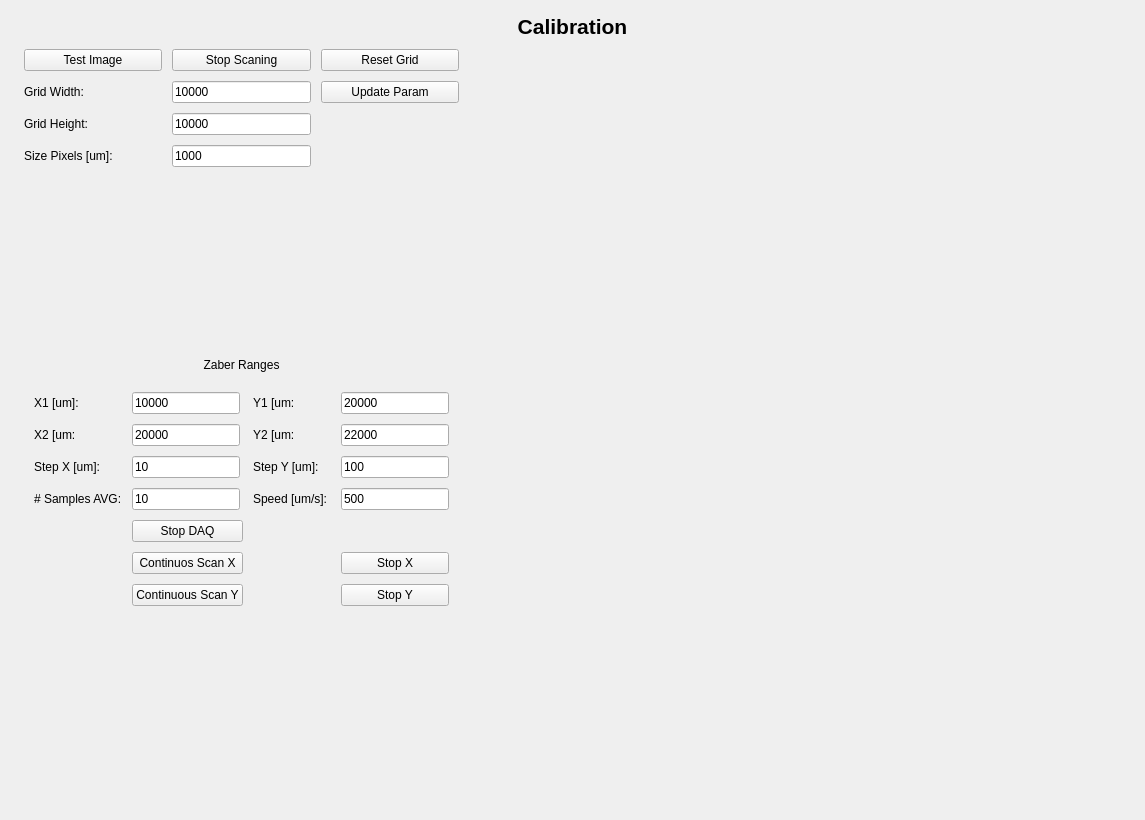
Qt form gui/uis/pages/main_pages.ui (SSierraAl/Flow-Citometry-OFI) before a commit.
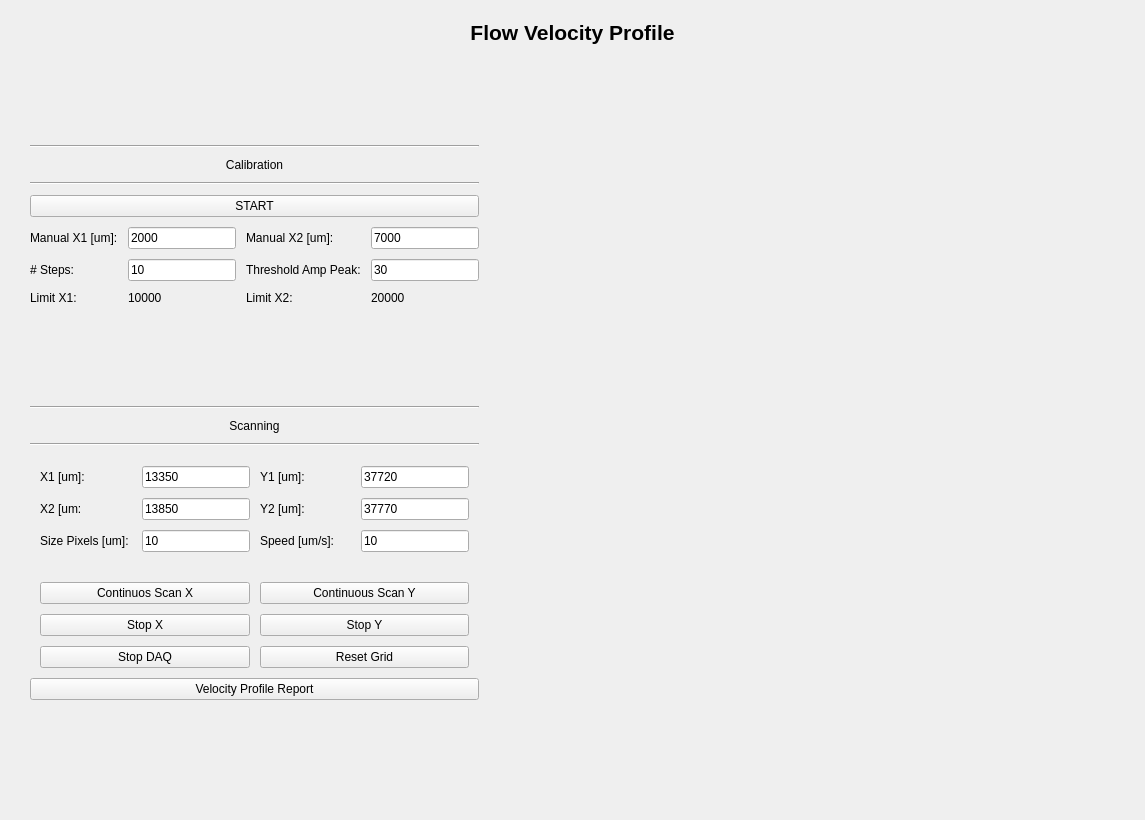
The same form after that commit. The open tabs and pages were chosen to show the change.

```diff
--- a/gui/uis/pages/main_pages.ui
+++ b/gui/uis/pages/main_pages.ui
@@ -13,26 +13,11 @@
   <property name="windowTitle">
    <string>Form</string>
   </property>
-  <layout class="QVBoxLayout" name="main_pages_layout">
-   <property name="spacing">
-    <number>0</number>
-   </property>
-   <property name="leftMargin">
-    <number>5</number>
-   </property>
-   <property name="topMargin">
-    <number>5</number>
-   </property>
-   <property name="rightMargin">
-    <number>5</number>
-   </property>
-   <property name="bottomMargin">
-    <number>5</number>
-   </property>
+  <layout class="QVBoxLayout" name="verticalLayout">
    <item>
     <widget class="QStackedWidget" name="pages">
      <property name="currentIndex">
-      <number>1</number>
+      <number>3</number>
      </property>
      <widget class="QWidget" name="page_1">
       <property name="styleSheet">
@@ -1386,7 +1371,7 @@
           <number>0</number>
          </property>
          <item>
-          <widget class="QLabel" name="label_13">
+          <widget class="QLabel" name="label_44">
            <property name="sizePolicy">
             <sizepolicy hsizetype="Preferred" vsizetype="Fixed">
              <horstretch>0</horstretch>
@@ -1394,7 +1379,7 @@
             </sizepolicy>
            </property>
            <property name="text">
-            <string>&lt;html&gt;&lt;head/&gt;&lt;body&gt;&lt;p align=&quot;center&quot;&gt;&lt;span style=&quot; font-size:16pt; font-weight:600;&quot;&gt;Calibration&lt;/span&gt;&lt;/p&gt;&lt;/body&gt;&lt;/html&gt;</string>
+            <string>&lt;html&gt;&lt;head/&gt;&lt;body&gt;&lt;p align=&quot;center&quot;&gt;&lt;span style=&quot; font-size:16pt; font-weight:700;&quot;&gt;Flow Velocity Profile&lt;/span&gt;&lt;/p&gt;&lt;/body&gt;&lt;/html&gt;</string>
            </property>
           </widget>
          </item>
@@ -1423,109 +1408,75 @@
              <property name="sizeConstraint">
               <enum>QLayout::SetFixedSize</enum>
              </property>
+             <item>
+              <spacer name="verticalSpacer_10">
+               <property name="orientation">
+                <enum>Qt::Vertical</enum>
+               </property>
+               <property name="sizeHint" stdset="0">
+                <size>
+                 <width>20</width>
+                 <height>40</height>
+                </size>
+               </property>
+              </spacer>
+             </item>
+             <item>
+              <widget class="Line" name="line_15">
+               <property name="orientation">
+                <enum>Qt::Horizontal</enum>
+               </property>
+              </widget>
+             </item>
+             <item>
+              <widget class="QLabel" name="label_45">
+               <property name="text">
+                <string>Calibration</string>
+               </property>
+               <property name="alignment">
+                <set>Qt::AlignCenter</set>
+               </property>
+              </widget>
+             </item>
+             <item>
+              <widget class="Line" name="line_16">
+               <property name="orientation">
+                <enum>Qt::Horizontal</enum>
+               </property>
+              </widget>
+             </item>
+             <item>
+              <widget class="QPushButton" name="Vel_Start_Calib">
+               <property name="text">
+                <string>START</string>
+               </property>
+              </widget>
+             </item>
              <item>
               <layout class="QGridLayout" name="gridLayout_5">
                <property name="sizeConstraint">
                 <enum>QLayout::SetFixedSize</enum>
                </property>
-               <item row="0" column="2">
-                <widget class="QPushButton" name="Calib_Stop_Scan_but">
+               <item row="2" column="1">
+                <widget class="QLineEdit" name="Vel_Steps_Calib">
                  <property name="sizePolicy">
-                  <sizepolicy hsizetype="Minimum" vsizetype="Fixed">
+                  <sizepolicy hsizetype="Fixed" vsizetype="Fixed">
                    <horstretch>0</horstretch>
                    <verstretch>0</verstretch>
                   </sizepolicy>
                  </property>
                  <property name="text">
-                  <string>Stop Scaning</string>
+                  <string>10</string>
                  </property>
                 </widget>
                </item>
-               <item row="0" column="3">
-                <widget class="QPushButton" name="Calib_Reset_Scan_but">
-                 <property name="sizePolicy">
-                  <sizepolicy hsizetype="Minimum" vsizetype="Fixed">
-                   <horstretch>0</horstretch>
-                   <verstretch>0</verstretch>
-                  </sizepolicy>
-                 </property>
-                 <property name="text">
-                  <string>Reset Grid</string>
-                 </property>
-                </widget>
-               </item>
-               <item row="3" column="2">
-                <widget class="QLineEdit" name="lineEdit_Pixel_size">
-                 <property name="sizePolicy">
-                  <sizepolicy hsizetype="Minimum" vsizetype="Fixed">
-                   <horstretch>0</horstretch>
-                   <verstretch>0</verstretch>
-                  </sizepolicy>
-                 </property>
-                 <property name="text">
-                  <string>1000</string>
-                 </property>
-                </widget>
-               </item>
-               <item row="3" column="0">
-                <widget class="QLabel" name="label_32">
-                 <property name="sizePolicy">
-                  <sizepolicy hsizetype="Minimum" vsizetype="Preferred">
-                   <horstretch>0</horstretch>
-                   <verstretch>0</verstretch>
-                  </sizepolicy>
-                 </property>
-                 <property name="text">
-                  <string>Size Pixels [um]:</string>
-                 </property>
-                </widget>
-               </item>
-               <item row="1" column="3">
-                <widget class="QPushButton" name="update_param_scan_but">
-                 <property name="text">
-                  <string>Update Param</string>
-                 </property>
-                </widget>
-               </item>
-               <item row="0" column="0">
-                <widget class="QPushButton" name="Calib_Start_Scan_but">
-                 <property name="sizePolicy">
-                  <sizepolicy hsizetype="Minimum" vsizetype="Fixed">
-                   <horstretch>0</horstretch>
-                   <verstretch>0</verstretch>
-                  </sizepolicy>
-                 </property>
-                 <property name="text">
-                  <string>Test Image</string>
-                 </property>
-                </widget>
-               </item>
-               <item row="1" column="2">
-                <widget class="QLineEdit" name="lineEdit_Grid_Wsize">
-                 <property name="sizePolicy">
-                  <sizepolicy hsizetype="Minimum" vsizetype="Fixed">
-                   <horstretch>0</horstretch>
-                   <verstretch>0</verstretch>
-                  </sizepolicy>
-                 </property>
+               <item row="3" column="1">
+                <widget class="QLabel" name="Vel_Limit_X1">
                  <property name="text">
                   <string>10000</string>
                  </property>
                 </widget>
                </item>
-               <item row="1" column="0">
-                <widget class="QLabel" name="label_30">
-                 <property name="sizePolicy">
-                  <sizepolicy hsizetype="Minimum" vsizetype="Fixed">
-                   <horstretch>0</horstretch>
-                   <verstretch>0</verstretch>
-                  </sizepolicy>
-                 </property>
-                 <property name="text">
-                  <string>Grid Width:</string>
-                 </property>
-                </widget>
-               </item>
                <item row="2" column="0">
                 <widget class="QLabel" name="label_31">
                  <property name="sizePolicy">
@@ -1535,12 +1486,38 @@
                   </sizepolicy>
                  </property>
                  <property name="text">
-                  <string>Grid Height:</string>
+                  <string># Steps:</string>
+                 </property>
+                </widget>
+               </item>
+               <item row="1" column="1">
+                <widget class="QLineEdit" name="Vel_Manual_X1">
+                 <property name="sizePolicy">
+                  <sizepolicy hsizetype="Fixed" vsizetype="Fixed">
+                   <horstretch>0</horstretch>
+                   <verstretch>0</verstretch>
+                  </sizepolicy>
+                 </property>
+                 <property name="text">
+                  <string>2000</string>
+                 </property>
+                </widget>
+               </item>
+               <item row="1" column="0">
+                <widget class="QLabel" name="label_30">
+                 <property name="sizePolicy">
+                  <sizepolicy hsizetype="Minimum" vsizetype="Fixed">
+                   <horstretch>0</horstretch>
+                   <verstretch>0</verstretch>
+                  </sizepolicy>
+                 </property>
+                 <property name="text">
+                  <string>Manual X1 [um]:</string>
                  </property>
                 </widget>
                </item>
                <item row="2" column="2">
-                <widget class="QLineEdit" name="lineEdit_Grid_Hsize">
+                <widget class="QLabel" name="label_47">
                  <property name="sizePolicy">
                   <sizepolicy hsizetype="Minimum" vsizetype="Fixed">
                    <horstretch>0</horstretch>
@@ -1548,7 +1525,79 @@
                   </sizepolicy>
                  </property>
                  <property name="text">
-                  <string>10000</string>
+                  <string>Threshold Amp Peak:</string>
+                 </property>
+                </widget>
+               </item>
+               <item row="3" column="2">
+                <widget class="QLabel" name="label_48">
+                 <property name="sizePolicy">
+                  <sizepolicy hsizetype="Minimum" vsizetype="Fixed">
+                   <horstretch>0</horstretch>
+                   <verstretch>0</verstretch>
+                  </sizepolicy>
+                 </property>
+                 <property name="text">
+                  <string>Limit X2:</string>
+                 </property>
+                </widget>
+               </item>
+               <item row="1" column="2">
+                <widget class="QLabel" name="label_46">
+                 <property name="sizePolicy">
+                  <sizepolicy hsizetype="Minimum" vsizetype="Fixed">
+                   <horstretch>0</horstretch>
+                   <verstretch>0</verstretch>
+                  </sizepolicy>
+                 </property>
+                 <property name="text">
+                  <string>Manual X2 [um]:</string>
+                 </property>
+                </widget>
+               </item>
+               <item row="3" column="0">
+                <widget class="QLabel" name="label_32">
+                 <property name="sizePolicy">
+                  <sizepolicy hsizetype="Minimum" vsizetype="Preferred">
+                   <horstretch>0</horstretch>
+                   <verstretch>0</verstretch>
+                  </sizepolicy>
+                 </property>
+                 <property name="text">
+                  <string>Limit X1:</string>
+                 </property>
+                </widget>
+               </item>
+               <item row="1" column="3">
+                <widget class="QLineEdit" name="Vel_Manual_X2">
+                 <property name="sizePolicy">
+                  <sizepolicy hsizetype="Fixed" vsizetype="Fixed">
+                   <horstretch>0</horstretch>
+                   <verstretch>0</verstretch>
+                  </sizepolicy>
+                 </property>
+                 <property name="text">
+                  <string>7000</string>
+                 </property>
+                </widget>
+               </item>
+               <item row="2" column="3">
+                <widget class="QLineEdit" name="Vel_Threshold_Peak">
+                 <property name="sizePolicy">
+                  <sizepolicy hsizetype="Fixed" vsizetype="Fixed">
+                   <horstretch>0</horstretch>
+                   <verstretch>0</verstretch>
+                  </sizepolicy>
+                 </property>
+                 <property name="text">
+                  <string>30</string>
+                 </property>
+                </widget>
+               </item>
+               <item row="3" column="3">
+                <widget class="QLabel" name="Vel_Limit_X2">
+                 <property name="text">
+                  <string>20000</string>
                  </property>
                 </widget>
                </item>
@@ -1568,9 +1617,16 @@
               </spacer>
              </item>
              <item>
-              <widget class="QLabel" name="label_37">
+              <widget class="Line" name="line_17">
+               <property name="orientation">
+                <enum>Qt::Horizontal</enum>
+               </property>
+              </widget>
+             </item>
+             <item>
+              <widget class="QLabel" name="label_49">
                <property name="text">
-                <string>Zaber Ranges</string>
+                <string>Scanning</string>
                </property>
                <property name="alignment">
                 <set>Qt::AlignCenter</set>
@@ -1578,7 +1634,14 @@
               </widget>
              </item>
              <item>
-              <layout class="QGridLayout" name="gridLayout_7" rowminimumheight="0,0,0,0,0,0,0,0" columnminimumwidth="0,0,0,0,0">
+              <widget class="Line" name="line_18">
+               <property name="orientation">
+                <enum>Qt::Horizontal</enum>
+               </property>
+              </widget>
+             </item>
+             <item>
+              <layout class="QGridLayout" name="gridLayout_7">
                <property name="sizeConstraint">
                 <enum>QLayout::SetFixedSize</enum>
                </property>
@@ -1598,15 +1661,9 @@
                 <number>10</number>
                </property>
                <item row="0" column="2">
-                <widget class="QLineEdit" name="lineEdit_x1_scan">
-                 <property name="sizePolicy">
-                  <sizepolicy hsizetype="Fixed" vsizetype="Fixed">
-                   <horstretch>0</horstretch>
-                   <verstretch>0</verstretch>
-                  </sizepolicy>
-                 </property>
+                <widget class="QLabel" name="label_35">
                  <property name="text">
-                  <string>10000</string>
+                  <string>Y1 [um]:</string>
                  </property>
                 </widget>
                </item>
@@ -1617,8 +1674,8 @@
                  </property>
                 </widget>
                </item>
-               <item row="1" column="4">
-                <widget class="QLineEdit" name="lineEdit_y2_scan">
+               <item row="0" column="3">
+                <widget class="QLineEdit" name="lineEdit_y1_scan_2">
                  <property name="sizePolicy">
                   <sizepolicy hsizetype="Fixed" vsizetype="Fixed">
                    <horstretch>0</horstretch>
@@ -1626,12 +1683,12 @@
                   </sizepolicy>
                  </property>
                  <property name="text">
-                  <string>22000</string>
+                  <string>37720</string>
                  </property>
                 </widget>
                </item>
-               <item row="4" column="2">
-                <widget class="QLineEdit" name="lineEdit_scamples_avg_scan">
+               <item row="2" column="3">
+                <widget class="QLineEdit" name="lineEdit_speed_ums">
                  <property name="sizePolicy">
                   <sizepolicy hsizetype="Fixed" vsizetype="Fixed">
                    <horstretch>0</horstretch>
@@ -1643,35 +1700,75 @@
                  </property>
                 </widget>
                </item>
+               <item row="2" column="1">
+                <widget class="QLineEdit" name="lineEdit_Pixel_size">
+                 <property name="sizePolicy">
+                  <sizepolicy hsizetype="Minimum" vsizetype="Fixed">
+                   <horstretch>0</horstretch>
+                   <verstretch>0</verstretch>
+                  </sizepolicy>
+                 </property>
+                 <property name="text">
+                  <string>10</string>
+                 </property>
+                </widget>
+               </item>
+               <item row="1" column="1">
+                <widget class="QLineEdit" name="lineEdit_x2_scan_2">
+                 <property name="sizePolicy">
+                  <sizepolicy hsizetype="Fixed" vsizetype="Fixed">
+                   <horstretch>0</horstretch>
+                   <verstretch>0</verstretch>
+                  </sizepolicy>
+                 </property>
+                 <property name="text">
+                  <string>13850</string>
+                 </property>
+                </widget>
+               </item>
+               <item row="0" column="0">
+                <widget class="QLabel" name="label_33">
+                 <property name="text">
+                  <string>X1 [um]:</string>
+                 </property>
+                </widget>
+               </item>
                <item row="1" column="3">
+                <widget class="QLineEdit" name="lineEdit_y2_scan_2">
+                 <property name="sizePolicy">
+                  <sizepolicy hsizetype="Fixed" vsizetype="Fixed">
+                   <horstretch>0</horstretch>
+                   <verstretch>0</verstretch>
+                  </sizepolicy>
+                 </property>
+                 <property name="text">
+                  <string>37770</string>
+                 </property>
+                </widget>
+               </item>
+               <item row="1" column="2">
                 <widget class="QLabel" name="label_36">
                  <property name="text">
-                  <string>Y2 [um:</string>
+                  <string>Y2 [um]:</string>
                  </property>
                 </widget>
                </item>
-               <item row="1" column="2">
-                <widget class="QLineEdit" name="lineEdit_x2_scan">
-                 <property name="sizePolicy">
-                  <sizepolicy hsizetype="Fixed" vsizetype="Fixed">
-                   <horstretch>0</horstretch>
-                   <verstretch>0</verstretch>
-                  </sizepolicy>
-                 </property>
+               <item row="2" column="0">
+                <widget class="QLabel" name="label_38">
                  <property name="text">
-                  <string>20000</string>
+                  <string>Size Pixels [um]:</string>
                  </property>
                 </widget>
                </item>
-               <item row="4" column="3">
+               <item row="2" column="2">
                 <widget class="QLabel" name="label_41">
                  <property name="text">
                   <string>Speed [um/s]: </string>
                  </property>
                 </widget>
                </item>
-               <item row="0" column="4">
-                <widget class="QLineEdit" name="lineEdit_y1_scan">
+               <item row="0" column="1">
+                <widget class="QLineEdit" name="lineEdit_x1_scan_2">
                  <property name="sizePolicy">
                   <sizepolicy hsizetype="Fixed" vsizetype="Fixed">
                    <horstretch>0</horstretch>
@@ -1679,85 +1776,45 @@
                   </sizepolicy>
                  </property>
                  <property name="text">
-                  <string>20000</string>
+                  <string>13350</string>
                  </property>
                 </widget>
                </item>
-               <item row="2" column="2">
-                <widget class="QLineEdit" name="lineEdit_stepx_scan">
-                 <property name="sizePolicy">
-                  <sizepolicy hsizetype="Fixed" vsizetype="Fixed">
-                   <horstretch>0</horstretch>
-                   <verstretch>0</verstretch>
-                  </sizepolicy>
-                 </property>
+              </layout>
+             </item>
+             <item>
+              <layout class="QGridLayout" name="gridLayout_4">
+               <property name="leftMargin">
+                <number>10</number>
+               </property>
+               <property name="topMargin">
+                <number>10</number>
+               </property>
+               <property name="rightMargin">
+                <number>10</number>
+               </property>
+               <item row="1" column="1">
+                <widget class="QPushButton" name="Stop_Y_but">
                  <property name="text">
-                  <string>10</string>
+                  <string>Stop Y</string>
                  </property>
                 </widget>
                </item>
-               <item row="4" column="0">
-                <widget class="QLabel" name="label_40">
-                 <property name="text">
-                  <string># Samples AVG:</string>
-                 </property>
-                </widget>
-               </item>
-               <item row="5" column="2">
-                <widget class="QPushButton" name="Step_Step_but">
-                 <property name="sizePolicy">
-                  <sizepolicy hsizetype="Minimum" vsizetype="Fixed">
-                   <horstretch>0</horstretch>
-                   <verstretch>0</verstretch>
-                  </sizepolicy>
-                 </property>
-                 <property name="text">
-                  <string>Stop DAQ</string>
-                 </property>
-                </widget>
-               </item>
-               <item row="7" column="2">
-                <widget class="QPushButton" name="continuous_scanY_but">
-                 <property name="text">
-                  <string>Continuous Scan Y</string>
-                 </property>
-                </widget>
-               </item>
-               <item row="0" column="0">
-                <widget class="QLabel" name="label_33">
-                 <property name="text">
-                  <string>X1 [um]:</string>
-                 </property>
-                </widget>
-               </item>
-               <item row="2" column="4">
-                <widget class="QLineEdit" name="lineEdit_stepy_scan">
-                 <property name="sizePolicy">
-                  <sizepolicy hsizetype="Fixed" vsizetype="Fixed">
-                   <horstretch>0</horstretch>
-                   <verstretch>0</verstretch>
-                  </sizepolicy>
-                 </property>
-                 <property name="text">
-                  <string>100</string>
-                 </property>
-                </widget>
-               </item>
-               <item row="6" column="4">
+               <item row="1" column="0">
                 <widget class="QPushButton" name="Stop_x_but">
                  <property name="text">
                   <string>Stop X</string>
                  </property>
                 </widget>
                </item>
-               <item row="0" column="3">
-                <widget class="QLabel" name="label_35">
+               <item row="0" column="1">
+                <widget class="QPushButton" name="continuous_scanY_but">
                  <property name="text">
-                  <string>Y1 [um:</string>
+                  <string>Continuous Scan Y</string>
                  </property>
                 </widget>
                </item>
-               <item row="6" column="2">
+               <item row="0" column="0">
                 <widget class="QPushButton" name="continuous_scanX_but">
                  <property name="text">
                   <string>Continuos Scan X</string>
@@ -1765,35 +1822,40 @@
                 </widget>
                </item>
                <item row="2" column="0">
-                <widget class="QLabel" name="label_38">
-                 <property name="text">
-                  <string>Step X [um]:</string>
+                <widget class="QPushButton" name="Step_Step_but">
+                 <property name="sizePolicy">
+                  <sizepolicy hsizetype="Minimum" vsizetype="Fixed">
+                   <horstretch>0</horstretch>
+                   <verstretch>0</verstretch>
+                  </sizepolicy>
                  </property>
-                </widget>
-               </item>
-               <item row="2" column="3">
-                <widget class="QLabel" name="label_39">
                  <property name="text">
-                  <string>Step Y [um]:</string>
+                  <string>Stop DAQ</string>
                  </property>
                 </widget>
                </item>
-               <item row="7" column="4">
-                <widget class="QPushButton" name="Stop_Y_but">
-                 <property name="text">
-                  <string>Stop Y</string>
+               <item row="2" column="1">
+                <widget class="QPushButton" name="Calib_Reset_Scan_but">
+                 <property name="sizePolicy">
+                  <sizepolicy hsizetype="Minimum" vsizetype="Fixed">
+                   <horstretch>0</horstretch>
+                   <verstretch>0</verstretch>
+                  </sizepolicy>
                  </property>
-                </widget>
-               </item>
-               <item row="4" column="4">
-                <widget class="QLineEdit" name="lineEdit_speed_ums">
                  <property name="text">
-                  <string>500</string>
+                  <string>Reset Grid</string>
                  </property>
                 </widget>
                </item>
               </layout>
              </item>
+             <item>
+              <widget class="QPushButton" name="Vel_Report">
+               <property name="text">
+                <string>Velocity Profile Report</string>
+               </property>
+              </widget>
+             </item>
              <item>
               <spacer name="verticalSpacer_9">
                <property name="orientation">
```
